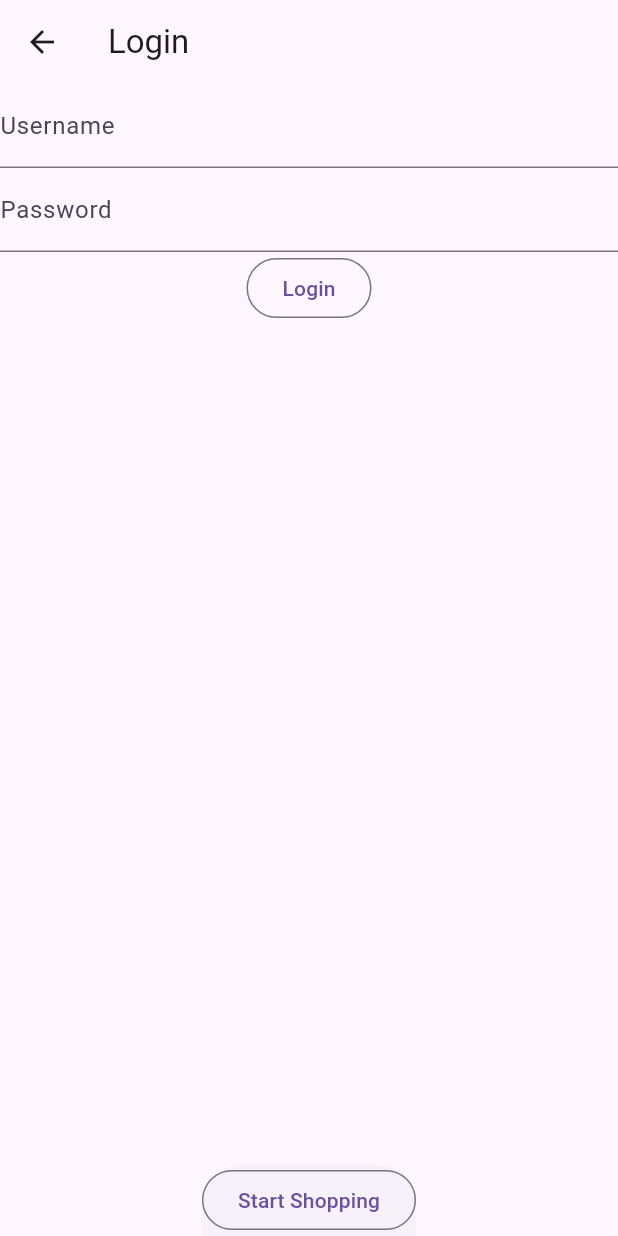
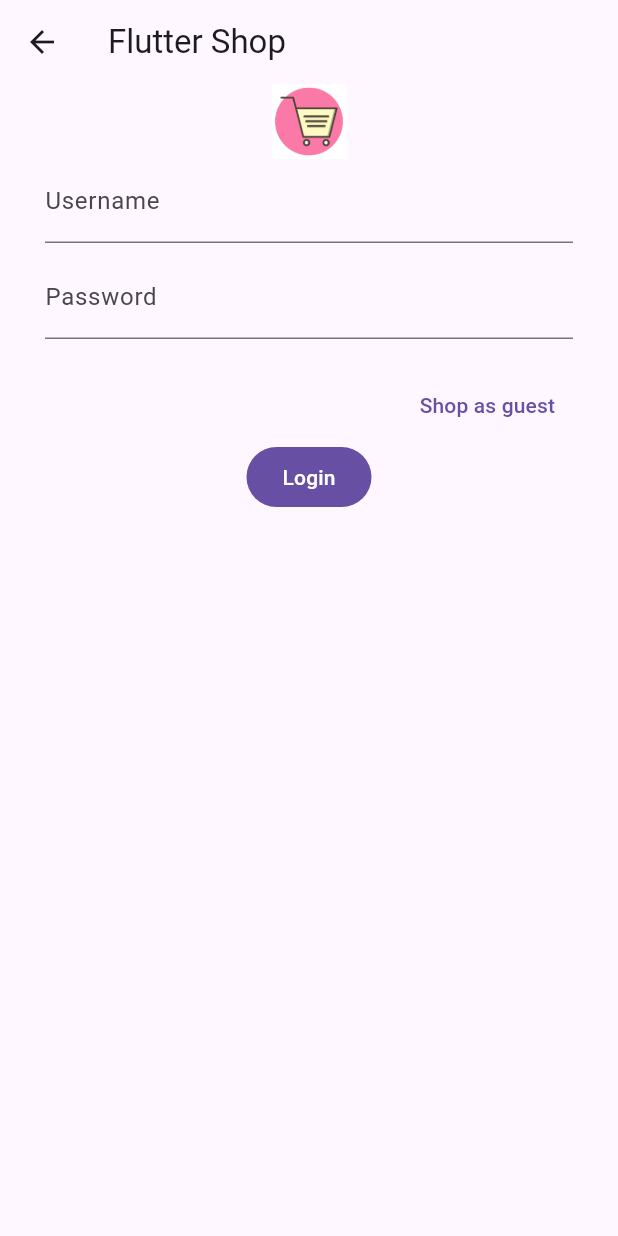
Before and after one commit to itshui3/flutter-shop, a Flutter app: the screen it shows after launch, on a phone screen of 412 x 824 dp. Run offline on Flutter 3.47's test engine with Material 3 defaults, Android fonts, the light colour scheme and no system bars.

Commit message:
feat: beautify login screen, logout

```diff
--- a/lib/main.dart
+++ b/lib/main.dart
@@ -62,6 +62,7 @@ class LoginPage extends StatefulWidget {
 }
 
 class LoginScreenState extends State<LoginPage> {
+  final horizontalPadding = 30.0;
   final _loginService = LoginService();
   final _formKey = GlobalKey<FormState>();
   final _usernameController = TextEditingController();
@@ -70,22 +71,64 @@ class LoginScreenState extends State<LoginPage> {
   @override
   Widget build(BuildContext context) {
     return Scaffold(
-      appBar: AppBar(title: Text('Login')),
-      body: Form(
+      appBar: AppBar(title: Text('Flutter Shop')),
+      body: Padding(
+        padding: EdgeInsets.only(
+          left: horizontalPadding,
+          right: horizontalPadding,
+        ),
+        child: Column(
+          children: [
+            Image.asset(
+              'assets/images/shopping-cart-pink.png',
+              width: 50,
+              height: 50,
+              fit: BoxFit.cover,
+            ),
+            Consumer<AuthModel>(
+              builder: (context, auth, child) {
+                if (auth.isAuthenticated) {
+                  return Column(
+                    children: [
+                      const Text('Already logged in'),
+                      FilledButton(
+                        child: const Text('Logout'),
+                        onPressed: () {
+                          auth.clearToken();
+                        },
+                      ),
+                    ],
+                  );
+                } else {
+                  return Form(
                     key: _formKey,
                     child: Column(
                       children: [
-            TextField(
+                        Padding(
+                          padding: const EdgeInsets.only(bottom: 8.0),
+                          child: TextField(
                             controller: _usernameController,
                             decoration: InputDecoration(labelText: 'Username'),
                           ),
-            TextField(
+                        ),
+                        Padding(
+                          padding: const EdgeInsets.only(bottom: 20),
+                          child: TextField(
                             controller: _passwordController,
                             decoration: InputDecoration(labelText: 'Password'),
                           ),
-            Consumer<AuthModel>(
-              builder:
-                  (context, auth, child) => OutlinedButton(
+                        ),
+                        Align(
+                          alignment: Alignment.centerRight,
+                          child: TextButton(
+                            onPressed: () {
+                              Navigator.pushNamed(context, '/shop');
+                            },
+                            child: Text('Shop as guest'),
+                          ),
+                        ),
+                        FilledButton(
+                          style: ButtonStyle(),
                           child: const Text('Login'),
                           onPressed: () async {
                             if (_formKey.currentState!.validate()) {
@@ -104,7 +147,8 @@ class LoginScreenState extends State<LoginPage> {
                                 ScaffoldMessenger.of(context).showSnackBar(
                                   SnackBar(
                                     content: Text(
-                                loginResponse.errorMessage ?? 'Login failed',
+                                      loginResponse.errorMessage ??
+                                          'Login failed',
                                     ),
                                   ),
                                 );
@@ -112,17 +156,23 @@ class LoginScreenState extends State<LoginPage> {
                             }
                           },
                         ),
+                      ],
+                    ),
+                  );
+                }
+              },
             ),
           ],
         ),
       ),
-
-      bottomSheet: OutlinedButton(
-        child: const Text('Start Shopping'),
-        onPressed: () {
-          Navigator.pushNamed(context, '/shop');
-        },
-      ),
+      // bottomSheet: Expanded(
+      //   child: FilledButton(
+      //     child: const Text('Start Shopping'),
+      //     onPressed: () {
+      //       Navigator.pushNamed(context, '/shop');
+      //     },
+      //   ),
+      // ),
     );
   }
 
@@ -165,7 +215,7 @@ class ShopPageState extends State<ShopPage> {
           return ListTile(
             title: Text(product.title),
             subtitle: Text(product.description),
-            trailing: OutlinedButton(
+            trailing: FilledButton(
               child: Text('Product Page'),
               onPressed: () {
                 Navigator.pushNamed(context, '/shop/${product.id}');
--- a/lib/providers/auth_provider.dart
+++ b/lib/providers/auth_provider.dart
@@ -14,9 +14,15 @@ class AuthModel extends ChangeNotifier {
   String? _token;
 
   String? get token => _token;
+  bool get isAuthenticated => _token != null;
 
   void setToken(String? newToken) {
     _token = newToken;
     notifyListeners(); // Notify listeners about the change
   }
+
+  void clearToken() {
+    _token = null;
+    notifyListeners(); // Notify listeners about the change
+  }
 }
--- a/pubspec.yaml
+++ b/pubspec.yaml
@@ -19,3 +19,5 @@ dev_dependencies:
 
 flutter:
   uses-material-design: true
+  assets:
+    - assets/images/
```
Also changed, not shown: assets/images/shopping-cart-pink.png (added), assets/images/shopping-cart.png (added). Lines whose indentation alone changed are shown as unchanged.
